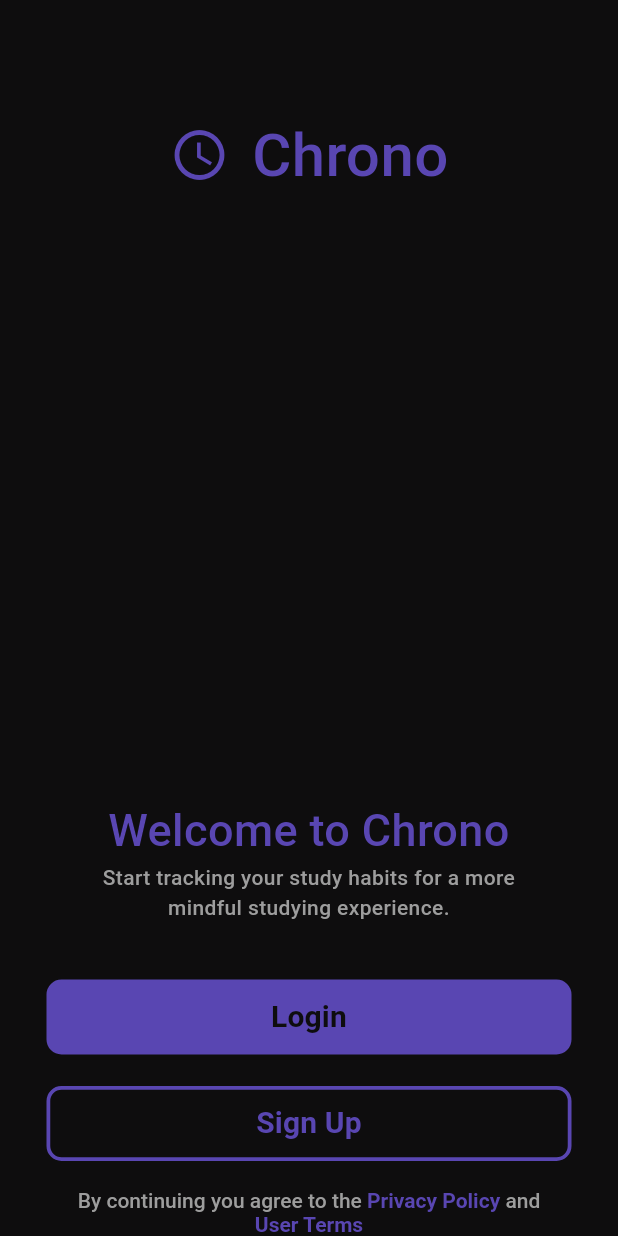
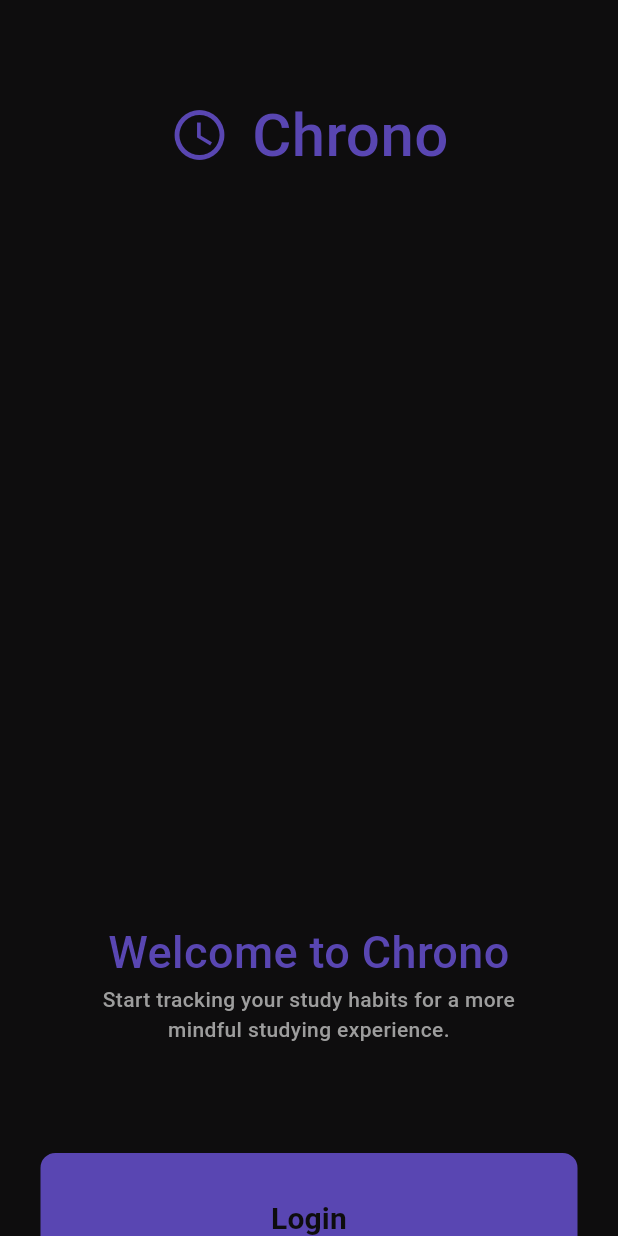
Before and after one commit to hardal7/chrono-app, a Flutter app: the screen it shows after launch, on a phone screen of 412 x 824 dp. Run offline on Flutter 3.47's test engine with Material 3 defaults, Android fonts, the light colour scheme and no system bars.

Commit message:
refactor: Replace magic numbers with screen size ratios for a responsive layout

```diff
--- a/lib/presentation/pages/boarding.dart
+++ b/lib/presentation/pages/boarding.dart
@@ -12,7 +12,7 @@ class BoardingPage extends StatelessWidget {
       child: Column(
         children: <Widget>[
           Padding(
-            padding: const EdgeInsets.only(top: 75.0),
+            padding: EdgeInsets.only(top: screenHeight / 20),
             child: Row(
               spacing: 15.0,
               mainAxisAlignment: MainAxisAlignment.center,
@@ -30,7 +30,7 @@ class BoardingPage extends StatelessWidget {
             ),
           ),
           Padding(
-            padding: const EdgeInsets.only(top: 400.0),
+            padding: EdgeInsets.only(top: screenHeight / 2.5),
             child: Text(
               'Welcome to Chrono',
               style: TextStyle(
@@ -42,10 +42,10 @@ class BoardingPage extends StatelessWidget {
             ),
           ),
           Padding(
-            padding: const EdgeInsets.only(
-              left: 50.0,
-              right: 50.0,
-              bottom: 20.0,
+            padding: EdgeInsets.only(
+              left: screenWidth / 10,
+              right: screenWidth / 10,
+              bottom: screenHeight / 25,
             ),
             child: Text(
               'Start tracking your study habits for a more mindful studying experience.',
@@ -54,9 +54,9 @@ class BoardingPage extends StatelessWidget {
             ),
           ),
           Padding(
-            padding: const EdgeInsets.all(10.0),
+            padding: const EdgeInsets.all(15.0),
             child: Column(
-              spacing: 5.0,
+              spacing: 10.0,
               children: <Widget>[
                 AuthButton(title: 'Login', route: 'Login'),
                 AuthButton(title: 'Sign Up', route: 'Register', inverted: true),
@@ -64,7 +64,10 @@ class BoardingPage extends StatelessWidget {
             ),
           ),
           Padding(
-            padding: const EdgeInsets.only(left: 50.0, right: 50.0),
+            padding: EdgeInsets.only(
+              left: screenWidth / 10,
+              right: screenWidth / 10,
+            ),
             child: RichText(
               textAlign: TextAlign.center,
               text: TextSpan(
--- a/lib/presentation/style.dart
+++ b/lib/presentation/style.dart
@@ -1,3 +1,5 @@
+import 'dart:ui';
+
 import 'package:flutter/material.dart';
 
 const Color backgroundColor = Color(0xFF0E0D0E);
@@ -18,3 +20,8 @@ const bodySmall = TextStyle(
   fontWeight: FontWeight.w500,
   color: secondaryColor,
 );
+
+FlutterView view = WidgetsBinding.instance.platformDispatcher.views.first;
+Size size = view.physicalSize;
+double screenWidth = size.width;
+double screenHeight = size.height;
--- a/lib/presentation/widgets/auth.dart
+++ b/lib/presentation/widgets/auth.dart
@@ -45,8 +45,8 @@ class AuthButton extends StatelessWidget {
           border: BoxBorder.all(color: accentColor, width: 2.5),
           borderRadius: BorderRadius.circular(10),
         ),
-        width: 350,
-        height: 50,
+        width: screenWidth / 1,
+        height: screenWidth / 7,
         child: Center(
           child: Text(
             title,
@@ -88,14 +88,14 @@ class ThirdPartyAuthButton extends StatelessWidget {
           border: BoxBorder.all(color: accentColor, width: 2.5),
           borderRadius: BorderRadius.circular(10),
         ),
-        width: 150,
-        height: 75,
+        width: screenWidth / 4,
+        height: screenHeight / 10,
         child: Center(
           child: ImageIcon(
             AssetImage(
               feature == 'Google'
-                  ? 'assets/icon/google.png'
-                  : 'assets/icon/apple.png',
+                  ? 'assets/icons/google.png'
+                  : 'assets/icons/apple.png',
             ),
             size: 24,
             color: Colors.white60,
@@ -115,8 +115,8 @@ class InputField extends StatelessWidget {
     return Column(
       children: <Widget>[
         Container(
-          width: 350.0,
-          height: 50.0,
+          width: screenWidth / 1.2,
+          height: screenHeight / 15,
           decoration: BoxDecoration(
             border: BoxBorder.all(color: accentColor),
             borderRadius: BorderRadius.all(Radius.circular(10.0)),
--- a/lib/presentation/widgets/settings.dart
+++ b/lib/presentation/widgets/settings.dart
@@ -12,7 +12,10 @@ class SettingsButton extends StatelessWidget {
       mainAxisAlignment: MainAxisAlignment.end,
       children: [
         Padding(
-          padding: const EdgeInsets.only(top: 50.0, right: 30.0),
+          padding: EdgeInsets.only(
+            top: screenHeight / 20,
+            right: screenWidth / 15,
+          ),
           child: IconButton(
             icon: Icon(
               Icons.settings_outlined,
--- a/pubspec.yaml
+++ b/pubspec.yaml
@@ -12,6 +12,7 @@ dependencies:
   flutter:
     sdk: flutter
   cupertino_icons: ^1.0.8
+  google_sign_in: ^7.2.0
 
 dev_dependencies:
   flutter_test:
```
Also changed, not shown: lib/presentation/pages/login.dart (+8 -3 lines), lib/presentation/pages/register.dart (+8 -4 lines), lib/presentation/pages/tracker.dart (+4 -4 lines), assets/icons/apple.png (added), assets/icons/google.png (added), lib/services/google.dart (added), pubspec.lock, 1 other file.
